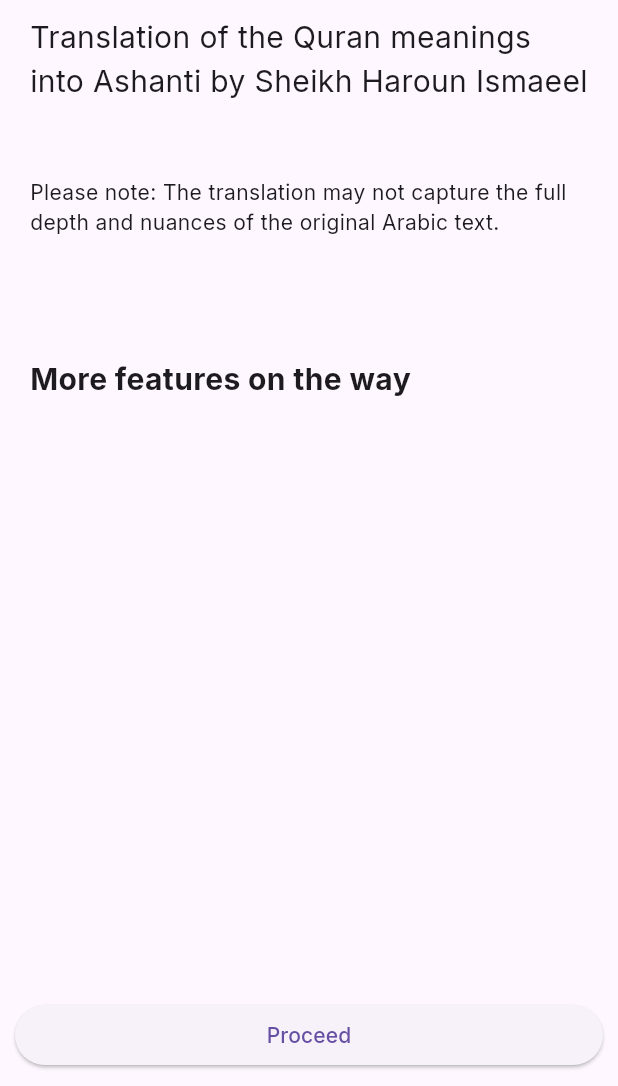
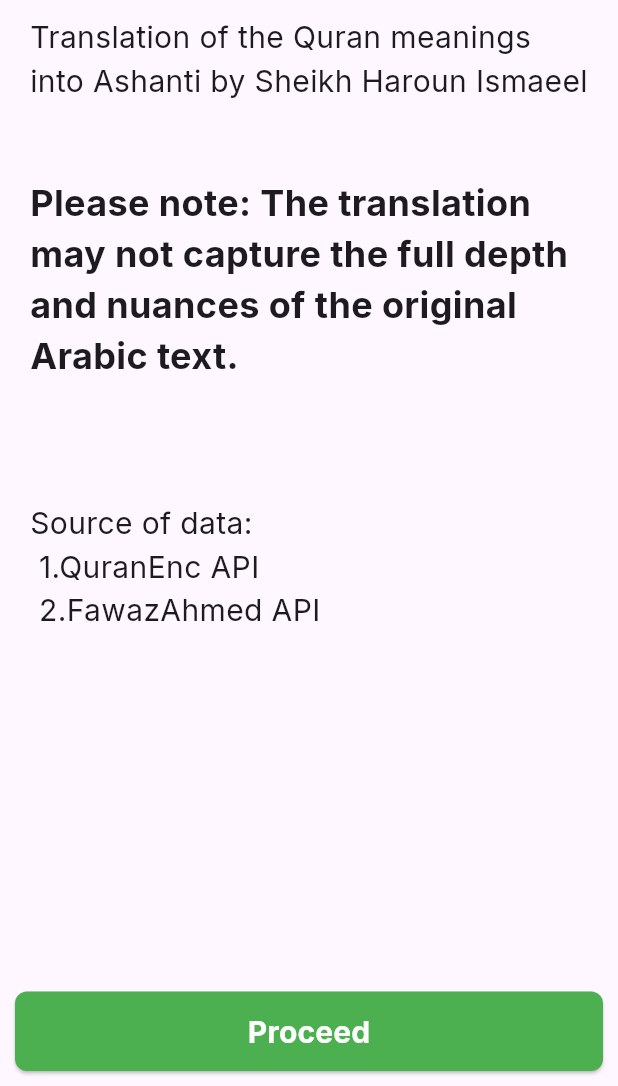
Before and after one commit to amazingsammed/twi_quran, a Flutter app: the screen it shows after launch, on a phone screen of 412 x 824 dp, the part 150-1236 px from its top. Run offline on Flutter 3.47's test engine with Material 3 defaults, Android fonts, the phone set to English and light mode, and no system bars; our stand-ins replace cached_network_image, dartz, equatable, get, google_fonts, internet_connection_checker and 4 more; missing offline and left inert: dart:ffi, translator; accounts and stored records are empty.

Commit message:
fixed error

```diff
--- a/lib/features/authentication/presentation/auth.dart
+++ b/lib/features/authentication/presentation/auth.dart
@@ -23,17 +23,24 @@ class AuthPage extends StatelessWidget {
           SizedBox(height: 10,),
           Text("Translation of the Quran meanings into Ashanti by Sheikh Haroun Ismaeel",style: TextStyle(fontSize: 20),),
           SizedBox(height: 50,),
-          Text("Please note: The translation may not capture the full depth and nuances of the original Arabic text."),
+          Text("Please note: The translation may not capture the full depth and nuances of the original Arabic text.",style: TextStyle(fontSize: 24,fontWeight: FontWeight.bold),),
           SizedBox(height: 80,),
-          Text("More features on the way",style: TextStyle(fontSize: 20,fontWeight: FontWeight.bold),),
+          Text("Source of data: \n 1.QuranEnc API \n 2.FawazAhmed API",style: TextStyle(fontSize: 20),),
         ],
       ),
     ),
       bottomNavigationBar: Padding(
         padding: const EdgeInsets.all(10),
-        child: ElevatedButton(onPressed: (){
+        child: ElevatedButton(
+          style: ButtonStyle(
+            backgroundColor: WidgetStatePropertyAll(Colors.green),
+            foregroundColor: WidgetStatePropertyAll(Colors.white),
+            shape: WidgetStatePropertyAll(RoundedRectangleBorder(borderRadius: BorderRadius.circular(8))),
+padding: WidgetStatePropertyAll(EdgeInsets.all(12))
+          ),
+          onPressed: (){
           Get.offAll(()=>Master());
-        },child: Text('Proceed'),),
+        },child: Text('Proceed',style: TextStyle(fontSize: 20,fontWeight: FontWeight.bold),),),
       ),
     );
   }
--- a/lib/features/home/controller/home_controller.dart
+++ b/lib/features/home/controller/home_controller.dart
@@ -16,6 +16,10 @@ class HomeController extends GetxController{
   var surahList = <Surah>[].obs;
   var bookmarkList = <Surah>[].obs;
   HomeImplentation homeImplentation = HomeImplentation();
+
+  var showArabic = true.obs;
+  var showEnglish = false.obs;
+  var showAsanteTwi = true.obs;
 
   @override
   Future<void> onInit() async {
```
Also changed, not shown: lib/features/bookmark/presentation/bookmark.dart (+9 -5 lines), lib/features/home/presentation/component/surah_view_drawer.dart (+33 -2 lines), lib/features/home/presentation/master.dart (+5 -5 lines), lib/features/home/presentation/surah_view.dart (+26 -10 lines), lib/features/options/presentation/optionspage.dart (+6 -2 lines).
